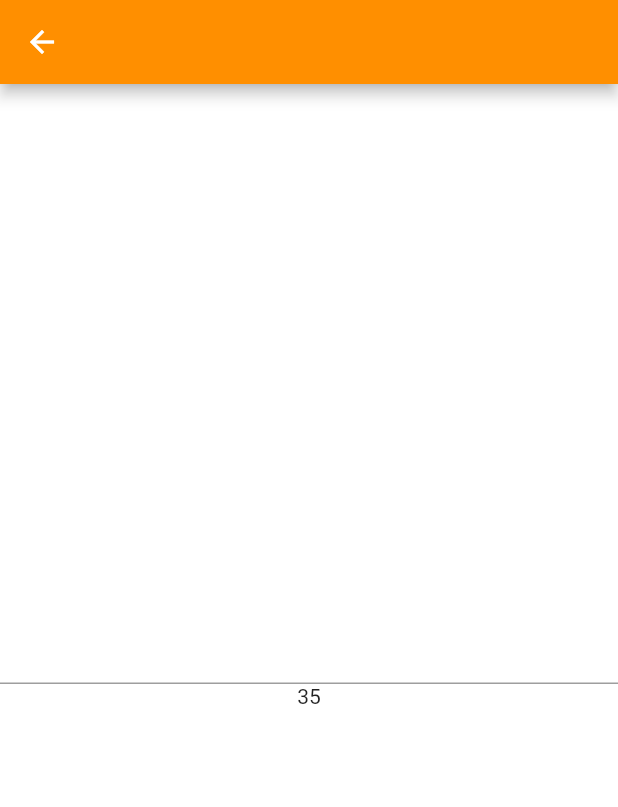
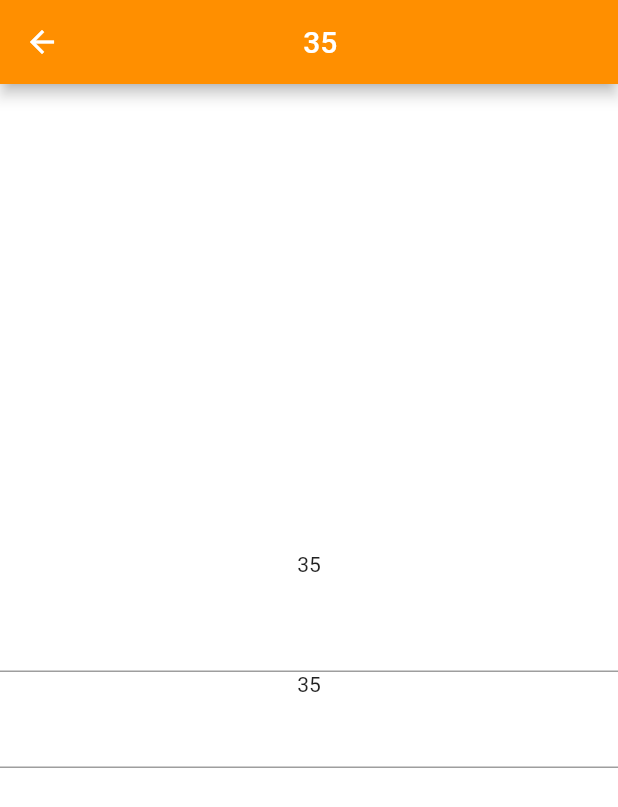
Before and after one commit to Somnath6Das/riverpod-flutter, a Flutter app: the StateNotifierProviderTwo screen opened directly, on a phone screen of 412 x 824 dp. Shown: the top 807 px of the screen. Run offline on Flutter 3.47's test engine with Material 2 defaults, Android fonts, the light colour scheme and no system bars; our stand-ins replace flutter_riverpod.

Commit message:
best-riverpod

```diff
--- a/lib/home_page.dart
+++ b/lib/home_page.dart
@@ -1,5 +1,5 @@
 import 'package:flutter/material.dart';
-import 'package:riverpod_learn/consumer_widget.dart';
+import 'package:riverpod_learn/consumer_widget/consumer_widget.dart';
 import 'package:riverpod_learn/state_notifier_provider/state_notifier_provider.dart';
 import 'package:riverpod_learn/state_notifier_provider_two/state_notifier_provider_two.dart';
 import 'package:riverpod_learn/widget_ref/widget_ref_two.dart';
--- a/lib/state_notifier_provider_two/state_notifier_provider_two.dart
+++ b/lib/state_notifier_provider_two/state_notifier_provider_two.dart
@@ -1,7 +1,6 @@
 import 'package:flutter/material.dart';
 import 'package:flutter_riverpod/flutter_riverpod.dart';
 import 'package:riverpod_learn/main.dart';
-
 
 class StateNotifierProviderTwo extends ConsumerWidget {
   const StateNotifierProviderTwo({super.key});
@@ -10,28 +9,39 @@ class StateNotifierProviderTwo extends ConsumerWidget {
     ref.read(userProviderTwo.notifier).updateName(value);
   }
 
+  void onSubmitAge(WidgetRef ref, int value) {
+    ref.read(userProviderTwo.notifier).updateAge(value);
+  }
 
   @override
   Widget build(BuildContext context, WidgetRef ref) {
     final user = ref.watch(userProviderTwo);
+    // when the user value changes select method will rerun.
+    final userSelect = ref.watch(userProviderTwo.select((value) => value.age));
 
     return Scaffold(
       backgroundColor: Colors.white,
       appBar: AppBar(
         centerTitle: true,
-        title: Text(user.name),
+        title: Text("${user.name }   $userSelect"),
         backgroundColor: Colors.amber.shade800,
       ),
       body: Column(
         mainAxisAlignment: MainAxisAlignment.center,
         children: [
+          Center(child: Text(user.age.toString())),
+          Center(child: Text(user.name)),
           Center(
             child: TextField(
               onSubmitted: ((value) => onSubmitName(ref, value)),
             ),
           ),
-          Center(child: Text(user.age.toString())),
-
+          Center(child: Text(userSelect.toString())),
+          Center(
+            child: TextField(
+              onSubmitted: ((value) => onSubmitAge(ref, int.parse(value))),
+            ),
+          ),
         ],
       ),
     );
--- a/lib/state_notifier_provider_two/user.dart
+++ b/lib/state_notifier_provider_two/user.dart
@@ -15,4 +15,7 @@ class UserNotifierOne extends StateNotifier<UserOne> {
   void updateName(String n) {
     state = UserOne(name: n, age: state.age);
   }
+  void updateAge(int a) {
+    state = UserOne(name: state.name, age: a);
+  }
 }
```
Also changed, not shown: lib/state_notifier_provider/state_notifier_provider.dart (+13 -2 lines), lib/consumer_widget/consumer_widget.dart (renamed from lib/consumer_widget.dart).
